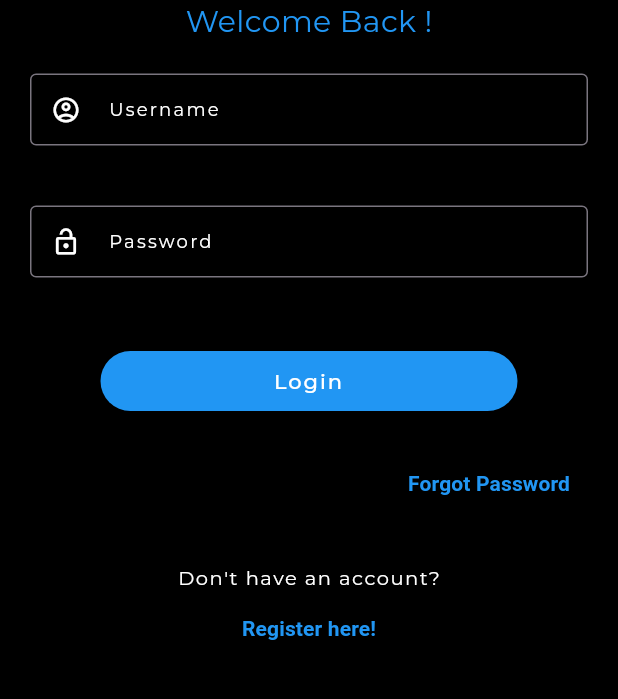
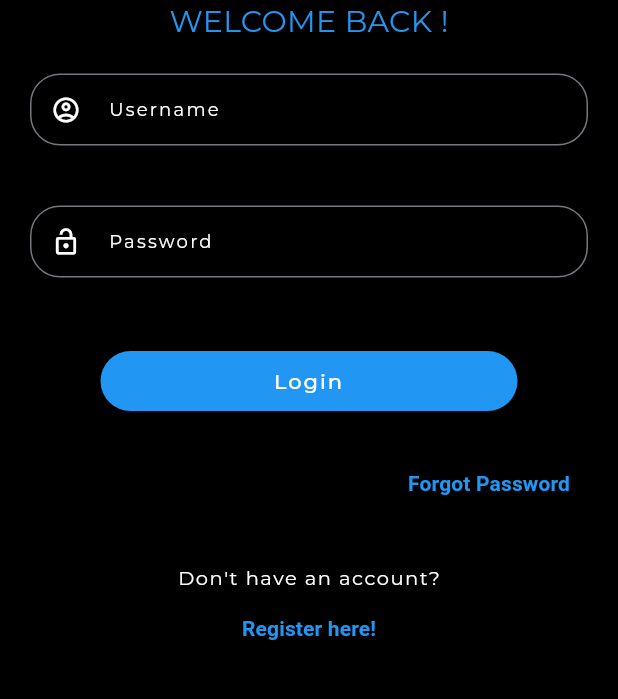
Before and after one commit to rajushah404/Chiya-Talk, a Flutter app: the screen it shows after launch, on a phone screen of 412 x 824 dp, the part 450-1149 px from its top. Run offline on Flutter 3.47's test engine with Material 2 defaults, Android fonts, the light colour scheme and no system bars; our stand-ins replace google_fonts; Roboto replaces fonts that are missing (Acme).

Commit message:
colors and sizes change

```diff
--- a/lib/forgot_password.dart
+++ b/lib/View/ForgotPasswordPage/forgot_password.dart
@@ -106,7 +106,7 @@ class _ForgotpasswordState extends State<Forgotpassword> {
                   margin: const EdgeInsets.fromLTRB(20, 0, 20, 0),
                   child: Center(
                     child: Text(
-                      " OTP will be sended to your Email-ID",
+                      " OTP will be sended to your Email-ID".toUpperCase(),
                       style: GoogleFonts.montserrat(
                         color: Colors.white,
                         fontWeight: FontWeight.bold,
--- a/lib/login_page.dart
+++ b/lib/View/LoginPage/login_page.dart
@@ -1,6 +1,6 @@
-import 'package:chiya_talk/forgot_password.dart';
-import 'package:chiya_talk/home_screen.dart';
-import 'package:chiya_talk/registration_page.dart';
+import 'package:chiya_talk/View/ForgotPasswordPage/forgot_password.dart';
+import 'package:chiya_talk/View/home_screen.dart';
+import 'package:chiya_talk/View/RegisterPage/registration_page.dart';
 import 'package:flutter/material.dart';
 import 'package:google_fonts/google_fonts.dart';
 
@@ -41,7 +41,7 @@ class _LoginScreenState extends State<LoginScreen> {
               ),
               Center(
                 child: Text(
-                  "Welcome Back !",
+                  "Welcome Back !".toUpperCase(),
                   style:
                       GoogleFonts.montserrat(color: Colors.blue, fontSize: 20),
                 ),
@@ -53,13 +53,15 @@ class _LoginScreenState extends State<LoginScreen> {
                   showCursor: false,
                   controller: usernameController,
                   decoration: InputDecoration(
-                    border: const OutlineInputBorder(
-                      borderSide: BorderSide(
+                    border: OutlineInputBorder(
+                      borderRadius: BorderRadius.circular(20),
+                      borderSide: const BorderSide(
                         color: Colors.white,
                       ),
                     ),
-                    focusedBorder: const OutlineInputBorder(
-                      borderSide: BorderSide(color: Colors.blue),
+                    focusedBorder: OutlineInputBorder(
+                      borderSide: const BorderSide(color: Colors.blue),
+                      borderRadius: BorderRadius.circular(15),
                     ),
                     contentPadding: const EdgeInsets.symmetric(
                         vertical: 10.0, horizontal: 10.0),
@@ -92,11 +94,13 @@ class _LoginScreenState extends State<LoginScreen> {
                   controller: passwordController,
                   obscureText: !_passwordVisible,
                   decoration: InputDecoration(
-                      border: const OutlineInputBorder(
-                        borderSide: BorderSide(color: Colors.white),
+                      border: OutlineInputBorder(
+                        borderRadius: BorderRadius.circular(20),
+                        borderSide: const BorderSide(color: Colors.white),
                       ),
-                      focusedBorder: const OutlineInputBorder(
-                        borderSide: BorderSide(color: Colors.blue),
+                      focusedBorder: OutlineInputBorder(
+                        borderSide: const BorderSide(color: Colors.blue),
+                        borderRadius: BorderRadius.circular(15),
                       ),
                       contentPadding: const EdgeInsets.symmetric(
                           vertical: 10.0, horizontal: 10.0),
@@ -155,7 +159,7 @@ class _LoginScreenState extends State<LoginScreen> {
                   textAlign: TextAlign.center,
                 ),
                 onPressed: () async {
-                  Navigator.pop(
+                  Navigator.push(
                     context,
                     MaterialPageRoute(
                       builder: (context) => const HomeScreen(),
--- a/lib/registration_page.dart
+++ b/lib/View/RegisterPage/registration_page.dart
@@ -18,7 +18,7 @@ class _RegistrationPageState extends State<RegistrationPage> {
     return Scaffold(
       appBar: AppBar(
         elevation: 0,
-        toolbarHeight: 70,
+        // toolbarHeight: 70,
         backgroundColor: Colors.black,
         title: Text(
           "Registration Page",
--- a/lib/main.dart
+++ b/lib/main.dart
@@ -1,4 +1,4 @@
-import 'package:chiya_talk/login_page.dart';
+import 'package:chiya_talk/View/LoginPage/login_page.dart';
 
 import 'package:flutter/material.dart';
 
```
Also changed, not shown: lib/View/home_screen.dart (renamed from lib/home_screen.dart, +4 -3 lines).
